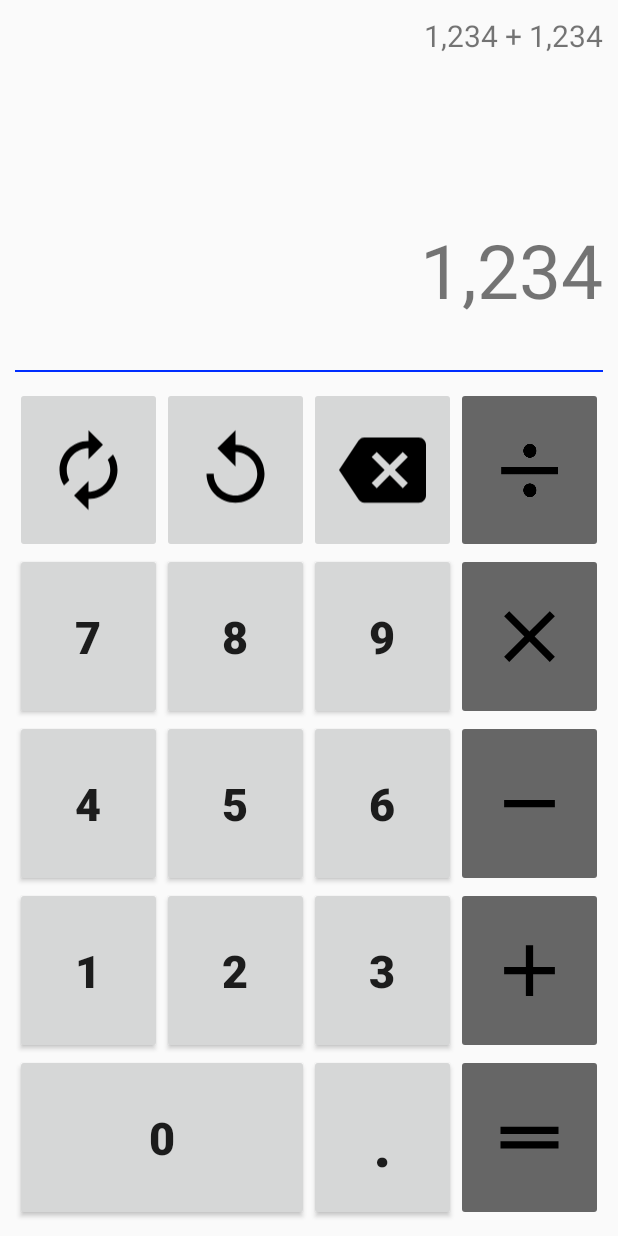
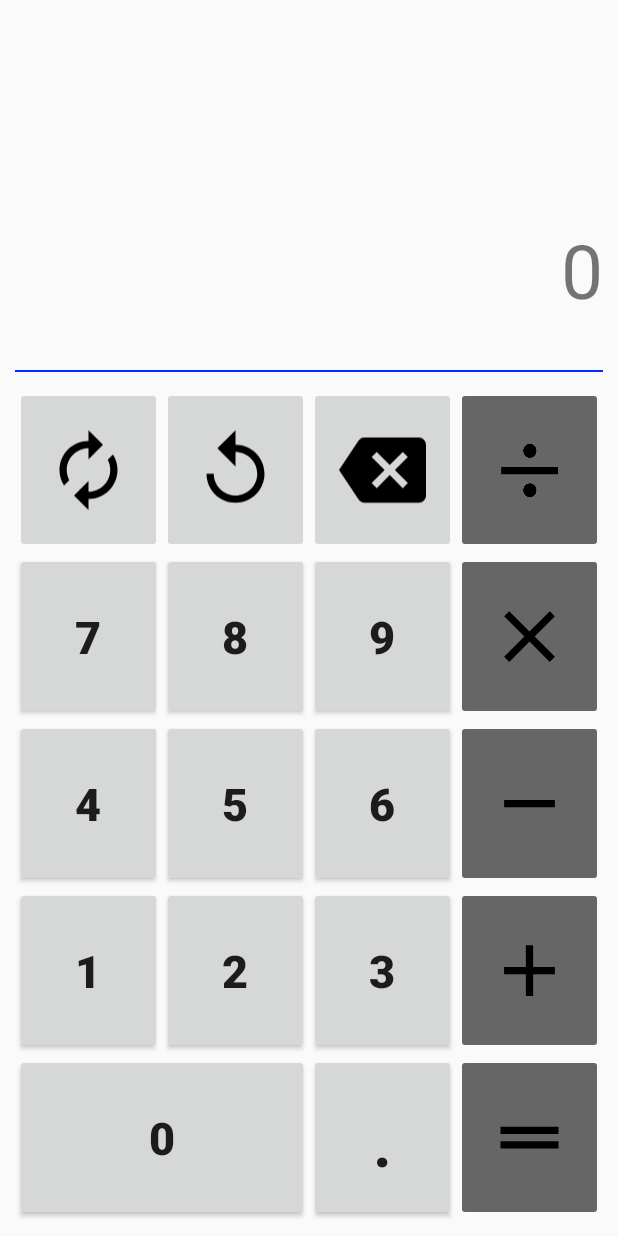
Before and after one commit to bky373/CalCulator, an Android app: the screen it shows after launch (RealNumCalculatorMainActivity), on a phone screen of 412 x 824 dp. Run offline under Robolectric (Android 15) with nearby library versions, the phone set to English and light mode, and no system bars.

Commit message:
done #2-4 in making Calculator_RealNum

```diff
--- a/calculator_realnum/src/main/res/layout/activity_real_num_calculator_main.xml
+++ b/calculator_realnum/src/main/res/layout/activity_real_num_calculator_main.xml
@@ -19,15 +19,15 @@
         <ScrollView
             android:layout_width="match_parent"
             android:layout_height="0dp"
-            android:layout_weight="50">
+            android:layout_weight="50"
+            android:id="@+id/scroll_view">
 
             <TextView
                 android:layout_width="match_parent"
                 android:layout_height="wrap_content"
                 android:gravity="right"
-
-                android:text="1,234 + 1,234"
-                android:textSize="20sp" />
+                android:textSize="20sp"
+                android:id="@+id/result_operator_text_view"/>
         </ScrollView>
 
         <TextView
@@ -35,8 +35,9 @@
             android:layout_height="0dp"
             android:layout_weight="50"
             android:gravity="center_vertical|right"
-            android:text="1,234"
-            android:textSize="50dp" />
+            android:text="0"
+            android:textSize="50dp"
+            android:id="@+id/result_text_view"/>
 
     </LinearLayout>
 
```
